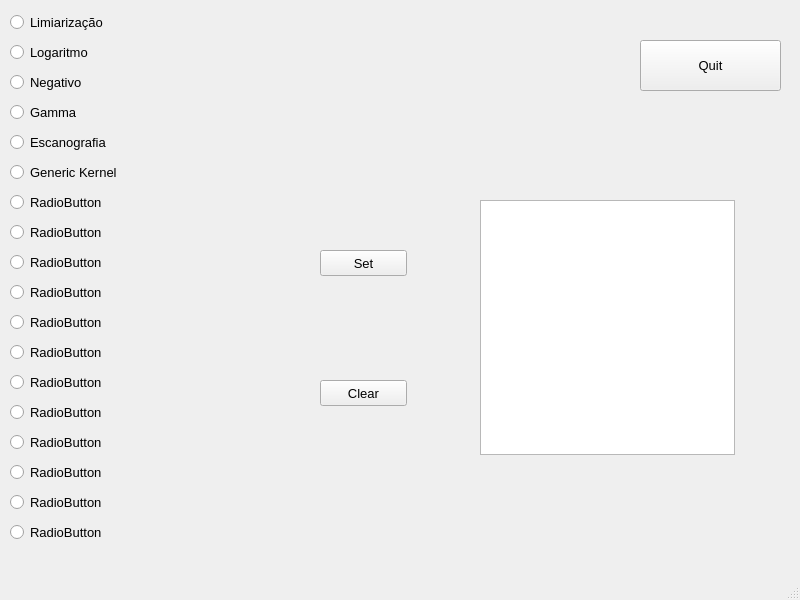
The window that DIP_project/mainwindow.ui (LucasdeAl/Digital_Image_Processing_01) describes before a commit, drawn with Qt 5.
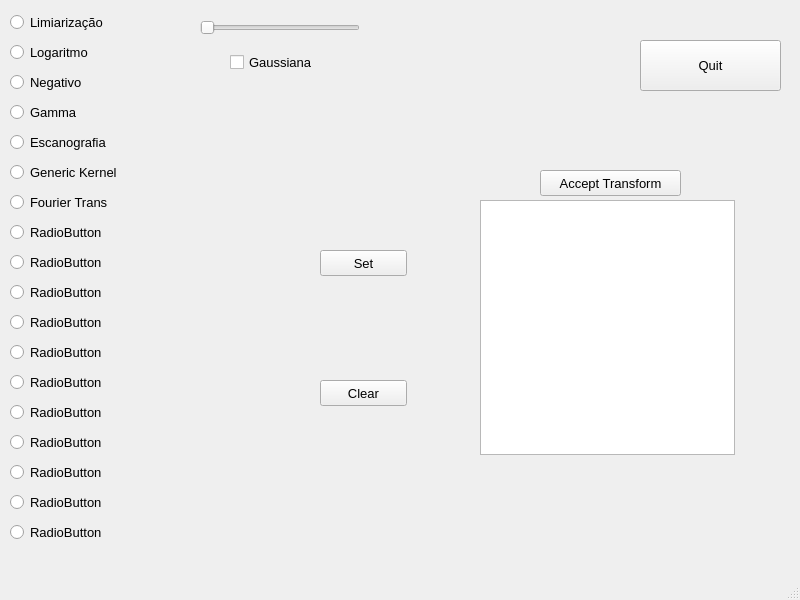
The same window after the commit.

Commit message: Fourier Transform Implementation

What changed in the file:
```diff
--- a/DIP_project/mainwindow.ui
+++ b/DIP_project/mainwindow.ui
@@ -117,7 +117,7 @@
      </rect>
     </property>
     <property name="text">
-     <string>RadioButton</string>
+     <string>Fourier Trans</string>
     </property>
    </widget>
    <widget class="QRadioButton" name="radioButton_7">
@@ -312,6 +312,54 @@
      <string>Escanografia</string>
     </property>
    </widget>
+   <widget class="QSlider" name="brushSize">
+    <property name="geometry">
+     <rect>
+      <x>200</x>
+      <y>20</y>
+      <width>160</width>
+      <height>16</height>
+     </rect>
+    </property>
+    <property name="minimum">
+     <number>5</number>
+    </property>
+    <property name="maximum">
+     <number>40</number>
+    </property>
+    <property name="orientation">
+     <enum>Qt::Horizontal</enum>
+    </property>
+   </widget>
+   <widget class="QCheckBox" name="gaussianBrush">
+    <property name="geometry">
+     <rect>
+      <x>230</x>
+      <y>50</y>
+      <width>91</width>
+      <height>24</height>
+     </rect>
+    </property>
+    <property name="text">
+     <string>Gaussiana</string>
+    </property>
+    <property name="tristate">
+     <bool>false</bool>
+    </property>
+   </widget>
+   <widget class="QPushButton" name="ShowFourier">
+    <property name="geometry">
+     <rect>
+      <x>540</x>
+      <y>170</y>
+      <width>141</width>
+      <height>26</height>
+     </rect>
+    </property>
+    <property name="text">
+     <string>Accept Transform</string>
+    </property>
+   </widget>
   </widget>
   <widget class="QMenuBar" name="menubar">
    <property name="geometry">
```
Left out of the diff: 2 changed lines with no effect on the pictures. The commit also changes 6 other files.
